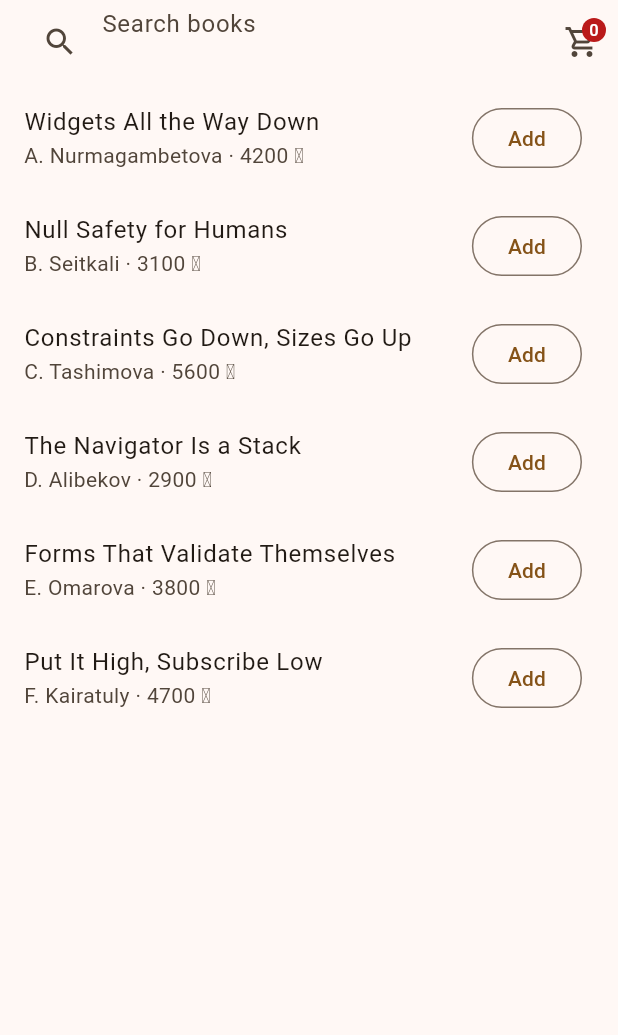
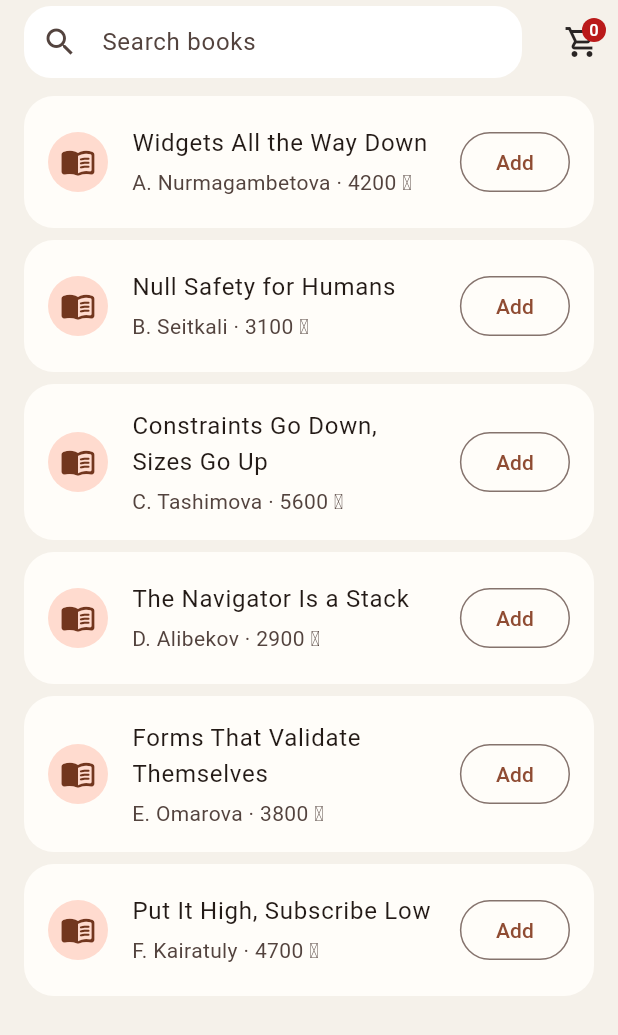
Before and after one commit to Asslanito/flutter-2026-Aslan, a Flutter app: the screen it shows after launch, on a phone screen of 412 x 824 dp. Shown: the top 1035 px of the screen. Run offline on Flutter 3.47's test engine with Material 3 defaults, Android fonts, the phone set to English and light mode, and no system bars.

Commit message:
Polish practice 9 for mobile emulator

```diff
--- a/task9/lib/books_screen.dart
+++ b/task9/lib/books_screen.dart
@@ -31,8 +31,13 @@ class _BooksScreenState extends State<BooksScreen> {
           decoration: const InputDecoration(
             hintText: 'Search books',
             prefixIcon: Icon(Icons.search),
-            border: InputBorder.none,
-            contentPadding: EdgeInsets.zero,
+            filled: true,
+            fillColor: Colors.white,
+            contentPadding: EdgeInsets.symmetric(vertical: 10),
+            border: OutlineInputBorder(
+              borderRadius: BorderRadius.all(Radius.circular(18)),
+              borderSide: BorderSide.none,
+            ),
           ),
           onChanged: (value) => setState(() => _searchText = value),
         ),
@@ -44,21 +49,47 @@ class _BooksScreenState extends State<BooksScreen> {
           final book = filteredBooks[index];
           debugPrint('row ${book.title}');
           final isAdded = context.watch<Cart>().items.contains(book);
-          return ListTile(
-            title: Text(book.title),
-            subtitle: Text('${book.author} · ${book.price} ₸'),
+          return Card(
+            margin: const EdgeInsets.fromLTRB(16, 8, 16, 0),
+            elevation: 0,
+            color: Theme.of(context).colorScheme.surface,
+            shape: RoundedRectangleBorder(
+              borderRadius: BorderRadius.circular(20),
+            ),
+            child: ListTile(
+              contentPadding: const EdgeInsets.symmetric(
+                horizontal: 16,
+                vertical: 8,
+              ),
+              leading: CircleAvatar(
+                backgroundColor: Theme.of(context).colorScheme.primaryContainer,
+                child: Icon(
+                  Icons.menu_book_rounded,
+                  color: Theme.of(context).colorScheme.onPrimaryContainer,
+                ),
+              ),
+              title: Text(
+                book.title,
+                maxLines: 2,
+                overflow: TextOverflow.ellipsis,
+              ),
+              subtitle: Padding(
+                padding: const EdgeInsets.only(top: 4),
+                child: Text('${book.author} · ${book.price} ₸'),
+              ),
               trailing: isAdded
                   ? const Text('Added')
                   : OutlinedButton(
                       onPressed: () {
                         final added = context.read<Cart>().add(book);
                         if (added) {
-                        ScaffoldMessenger.of(
-                          context,
-                        ).showSnackBar(const SnackBar(content: Text('Added')));
+                          ScaffoldMessenger.of(context).showSnackBar(
+                            const SnackBar(content: Text('Added')),
+                          );
                         }
                       },
                       child: const Text('Add'),
+                    ),
             ),
           );
         },
--- a/task9/lib/main.dart
+++ b/task9/lib/main.dart
@@ -15,7 +15,20 @@ class Shell extends StatelessWidget {
   Widget build(BuildContext context) => MaterialApp(
     title: 'Bookshop',
     theme: ThemeData(
-      colorScheme: ColorScheme.fromSeed(seedColor: Colors.orange),
+      colorScheme: ColorScheme.fromSeed(
+        seedColor: const Color(0xFFB85C38),
+        surface: const Color(0xFFFFFDF9),
+      ),
+      scaffoldBackgroundColor: const Color(0xFFF5F1EA),
+      appBarTheme: const AppBarTheme(
+        backgroundColor: Color(0xFFF5F1EA),
+        foregroundColor: Color(0xFF292524),
+        surfaceTintColor: Colors.transparent,
+        elevation: 0,
+      ),
+      snackBarTheme: const SnackBarThemeData(
+        behavior: SnackBarBehavior.floating,
+      ),
       useMaterial3: true,
     ),
     routes: {
```
Also changed, not shown: task9/lib/cart_screen.dart (+46 -6 lines), 1 other file. Lines whose indentation alone changed are shown as unchanged.
